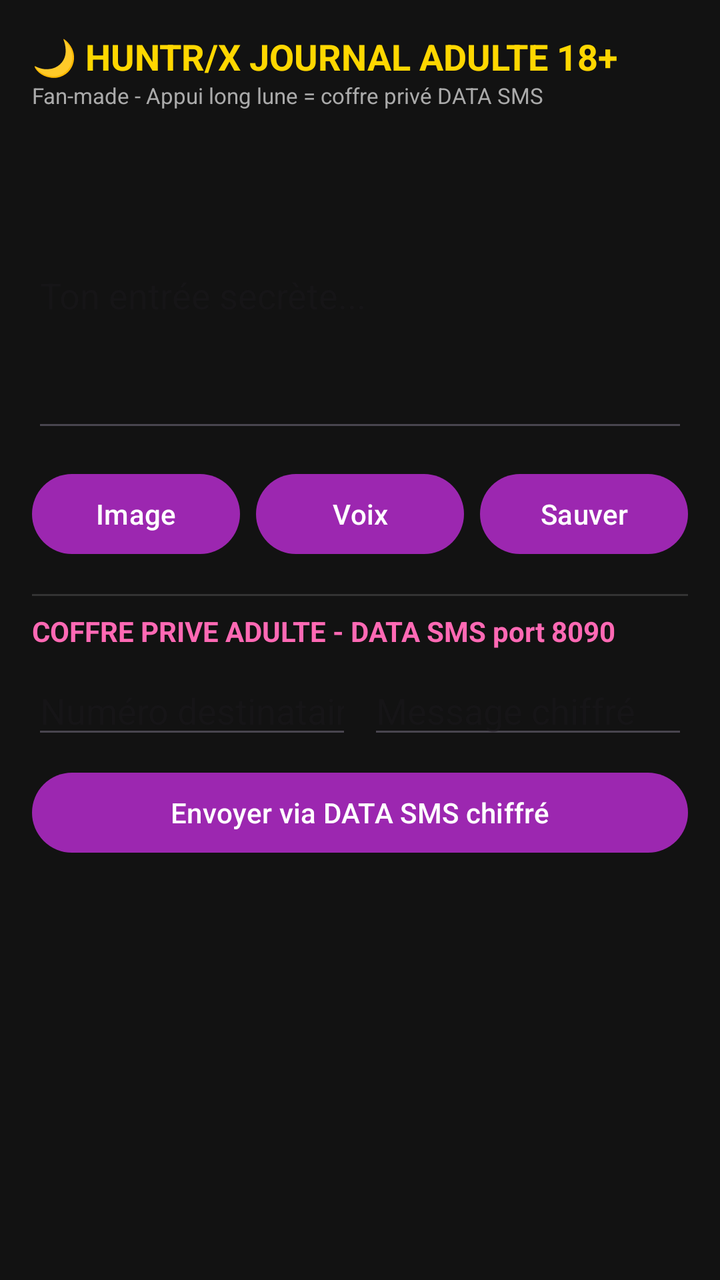
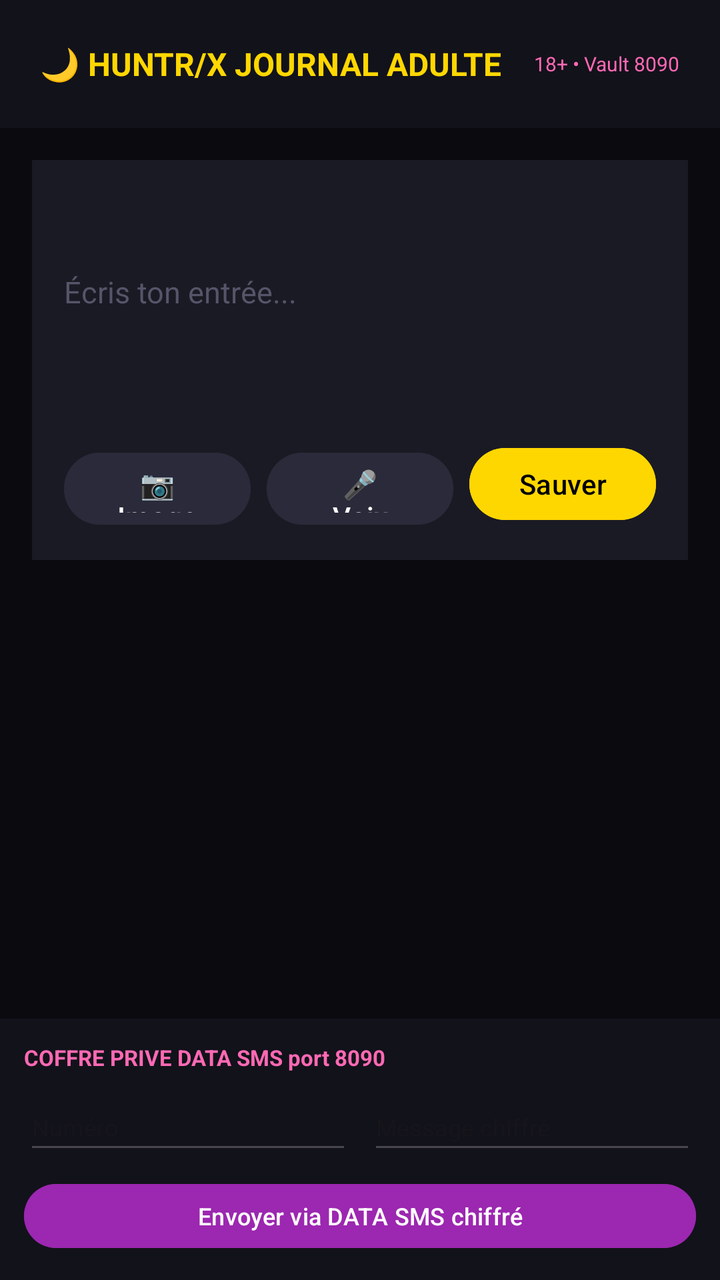

Before-and-after screenshots of an Android layout around one commit, followed by the original layout XML and the change that was made.
<!-- AndroidManifest.xml: application theme Theme.Diary2 -->
<!-- res/layout/activity_main.xml -->
<?xml version="1.0" encoding="utf-8"?>
<LinearLayout xmlns:android="http://schemas.android.com/apk/res/android"
    android:orientation="vertical" android:layout_width="match_parent" android:layout_height="match_parent"
    android:padding="16dp" android:background="#121212">
    <TextView android:id="@+id/logoMoon" android:layout_width="wrap_content" android:layout_height="wrap_content"
        android:text="🌙 HUNTR/X JOURNAL ADULTE 18+" android:textColor="#FFD700" android:textSize="18sp" android:textStyle="bold"/>
    <TextView android:layout_width="wrap_content" android:layout_height="wrap_content"
        android:text="Fan-made - Appui long lune = coffre privé DATA SMS" android:textColor="#AAAAAA" android:textSize="11sp"/>
    <com.google.android.material.textfield.TextInputEditText android:id="@+id/entryText"
        android:layout_width="match_parent" android:layout_height="150dp"
        android:hint="Ton entrée secrète..." android:textColor="#FFFFFF" android:layout_marginTop="16dp"/>
    <LinearLayout android:orientation="horizontal" android:layout_width="match_parent" android:layout_height="wrap_content" android:layout_marginTop="12dp">
        <Button android:id="@+id/btnImage" android:layout_width="0dp" android:layout_weight="1" android:layout_height="wrap_content" android:text="Image"/>
        <Button android:id="@+id/btnVoice" android:layout_width="0dp" android:layout_weight="1" android:layout_height="wrap_content" android:text="Voix" android:layout_marginStart="8dp"/>
        <Button android:id="@+id/btnSave" android:layout_width="0dp" android:layout_weight="1" android:layout_height="wrap_content" android:text="Sauver" android:layout_marginStart="8dp"/>
    </LinearLayout>
    <View android:layout_width="match_parent" android:layout_height="1dp" android:background="#333333" android:layout_marginTop="16dp" android:layout_marginBottom="8dp"/>
    <TextView android:layout_width="wrap_content" android:layout_height="wrap_content" android:text="COFFRE PRIVE ADULTE - DATA SMS port 8090" android:textColor="#FF69B4" android:textStyle="bold"/>
    <LinearLayout android:orientation="horizontal" android:layout_width="match_parent" android:layout_height="wrap_content" android:layout_marginTop="8dp">
        <EditText android:id="@+id/vaultDest" android:layout_width="0dp" android:layout_weight="1" android:layout_height="wrap_content" android:hint="Numéro destinataire" android:inputType="phone" android:textColor="#FFF"/>
        <EditText android:id="@+id/vaultMsg" android:layout_width="0dp" android:layout_weight="1" android:layout_height="wrap_content" android:hint="Message chiffré" android:textColor="#FFF" android:layout_marginStart="8dp"/>
    </LinearLayout>
    <Button android:id="@+id/btnSendVault" android:layout_width="match_parent" android:layout_height="wrap_content" android:text="Envoyer via DATA SMS chiffré" android:layout_marginTop="8dp"/>
    <TextView android:id="@+id/logView" android:layout_width="match_parent" android:layout_height="wrap_content" android:textColor="#888888" android:textSize="12sp" android:layout_marginTop="12dp"/>
</LinearLayout>
<!-- resources referenced by this layout -->
<resources>
  <style name="Theme.Diary2" parent="Theme.Material3.DayNight">
          <item name="colorPrimary">#9C27B0</item>
      </style>
</resources>

<!-- the commit's change to res/layout/activity_main.xml (unified diff, before → after) -->
@@ -1,25 +1,63 @@
 <?xml version="1.0" encoding="utf-8"?>
 <LinearLayout xmlns:android="http://schemas.android.com/apk/res/android"
-    android:orientation="vertical" android:layout_width="match_parent" android:layout_height="match_parent"
-    android:padding="16dp" android:background="#121212">
-    <TextView android:id="@+id/logoMoon" android:layout_width="wrap_content" android:layout_height="wrap_content"
-        android:text="🌙 HUNTR/X JOURNAL ADULTE 18+" android:textColor="#FFD700" android:textSize="18sp" android:textStyle="bold"/>
-    <TextView android:layout_width="wrap_content" android:layout_height="wrap_content"
-        android:text="Fan-made - Appui long lune = coffre privé DATA SMS" android:textColor="#AAAAAA" android:textSize="11sp"/>
-    <com.google.android.material.textfield.TextInputEditText android:id="@+id/entryText"
-        android:layout_width="match_parent" android:layout_height="150dp"
-        android:hint="Ton entrée secrète..." android:textColor="#FFFFFF" android:layout_marginTop="16dp"/>
-    <LinearLayout android:orientation="horizontal" android:layout_width="match_parent" android:layout_height="wrap_content" android:layout_marginTop="12dp">
-        <Button android:id="@+id/btnImage" android:layout_width="0dp" android:layout_weight="1" android:layout_height="wrap_content" android:text="Image"/>
-        <Button android:id="@+id/btnVoice" android:layout_width="0dp" android:layout_weight="1" android:layout_height="wrap_content" android:text="Voix" android:layout_marginStart="8dp"/>
-        <Button android:id="@+id/btnSave" android:layout_width="0dp" android:layout_weight="1" android:layout_height="wrap_content" android:text="Sauver" android:layout_marginStart="8dp"/>
+    android:orientation="vertical" android:layout_width="match_parent"
+    android:layout_height="match_parent" android:background="#0A0A0F">
+
+    
+    <LinearLayout android:layout_width="match_parent" android:layout_height="64dp"
+        android:orientation="horizontal" android:gravity="center_vertical"
+        android:paddingHorizontal="20dp" android:background="#12121A">
+        <TextView android:id="@+id/logoMoon" android:layout_width="0dp" android:layout_weight="1"
+            android:layout_height="wrap_content" android:text="🌙 HUNTR/X JOURNAL ADULTE"
+            android:textColor="#FFD700" android:textSize="16sp" android:textStyle="bold"/>
+        <TextView android:layout_width="wrap_content" android:layout_height="wrap_content"
+            android:text="18+ • Vault 8090" android:textColor="#FF69B4" android:textSize="10sp"/>
     </LinearLayout>
-    <View android:layout_width="match_parent" android:layout_height="1dp" android:background="#333333" android:layout_marginTop="16dp" android:layout_marginBottom="8dp"/>
-    <TextView android:layout_width="wrap_content" android:layout_height="wrap_content" android:text="COFFRE PRIVE ADULTE - DATA SMS port 8090" android:textColor="#FF69B4" android:textStyle="bold"/>
-    <LinearLayout android:orientation="horizontal" android:layout_width="match_parent" android:layout_height="wrap_content" android:layout_marginTop="8dp">
-        <EditText android:id="@+id/vaultDest" android:layout_width="0dp" android:layout_weight="1" android:layout_height="wrap_content" android:hint="Numéro destinataire" android:inputType="phone" android:textColor="#FFF"/>
-        <EditText android:id="@+id/vaultMsg" android:layout_width="0dp" android:layout_weight="1" android:layout_height="wrap_content" android:hint="Message chiffré" android:textColor="#FFF" android:layout_marginStart="8dp"/>
+
+    
+    <LinearLayout android:layout_width="match_parent" android:layout_height="wrap_content"
+        android:orientation="vertical" android:background="#1A1A24"
+        android:layout_margin="16dp" android:padding="16dp">
+        <EditText android:id="@+id/entryText" android:layout_width="match_parent"
+            android:layout_height="100dp" android:background="@null"
+            android:hint="Écris ton entrée..." android:textColor="#FFFFFF"
+            android:textColorHint="#55556A" android:textSize="15sp"/>
+        
+        <LinearLayout android:id="@+id/blocksContainer" android:layout_width="match_parent"
+            android:layout_height="wrap_content" android:orientation="vertical" android:layout_marginTop="12dp"/>
+        
+        <LinearLayout android:layout_width="match_parent" android:layout_height="wrap_content"
+            android:orientation="horizontal" android:layout_marginTop="12dp">
+            <Button android:id="@+id/btnImage" android:layout_width="0dp" android:layout_weight="1"
+                android:layout_height="44dp" android:text="📷 Image" android:textColor="#FFFFFF"
+                android:backgroundTint="#2A2A3A"/>
+            <Button android:id="@+id/btnVoice" android:layout_width="0dp" android:layout_weight="1"
+                android:layout_height="44dp" android:text="🎤 Voix" android:textColor="#FFFFFF"
+                android:backgroundTint="#2A2A3A" android:layout_marginStart="8dp"/>
+            <Button android:id="@+id/btnSave" android:layout_width="0dp" android:layout_weight="1"
+                android:layout_height="44dp" android:text="Sauver" android:textColor="#000000"
+                android:backgroundTint="#FFD700" android:layout_marginStart="8dp"/>
+        </LinearLayout>
     </LinearLayout>
-    <Button android:id="@+id/btnSendVault" android:layout_width="match_parent" android:layout_height="wrap_content" android:text="Envoyer via DATA SMS chiffré" android:layout_marginTop="8dp"/>
-    <TextView android:id="@+id/logView" android:layout_width="match_parent" android:layout_height="wrap_content" android:textColor="#888888" android:textSize="12sp" android:layout_marginTop="12dp"/>
+
+    
+    <androidx.recyclerview.widget.RecyclerView android:id="@+id/timeline"
+        android:layout_width="match_parent" android:layout_height="0dp" android:layout_weight="1"
+        android:padding="16dp" android:clipToPadding="false"/>
+
+    
+    <LinearLayout android:id="@+id/vaultSection" android:layout_width="match_parent"
+        android:layout_height="wrap_content" android:orientation="vertical"
+        android:background="#12121A" android:padding="12dp">
+        <TextView android:layout_width="wrap_content" android:layout_height="wrap_content"
+            android:text="COFFRE PRIVE DATA SMS port 8090" android:textColor="#FF69B4" android:textSize="11sp" android:textStyle="bold"/>
+        <LinearLayout android:layout_width="match_parent" android:layout_height="wrap_content" android:orientation="horizontal" android:layout_marginTop="6dp">
+            <EditText android:id="@+id/vaultDest" android:layout_width="0dp" android:layout_weight="1"
+                android:layout_height="40dp" android:hint="Numéro" android:textColor="#FFF" android:textSize="12sp"/>
+            <EditText android:id="@+id/vaultMsg" android:layout_width="0dp" android:layout_weight="1"
+                android:layout_height="40dp" android:hint="Message chiffré" android:textColor="#FFF" android:textSize="12sp" android:layout_marginStart="8dp"/>
+        </LinearLayout>
+        <Button android:id="@+id/btnSendVault" android:layout_width="match_parent" android:layout_height="40dp"
+            android:text="Envoyer via DATA SMS chiffré" android:textSize="12sp" android:backgroundTint="#9C27B0" android:layout_marginTop="6dp"/>
+    </LinearLayout>
 </LinearLayout>
